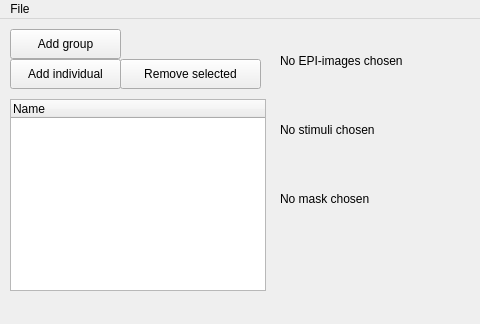
Before: the Qt Designer form src/ui/mainwindow.ui in pfechd/jabe, drawn with Qt 5; both pictures show x 0 to 480 and y 0 to 324 of the 722 by 324 pixel window.
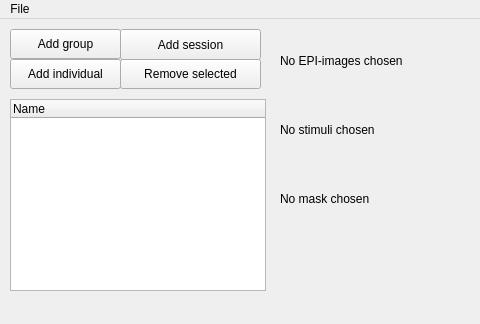
After: the same form once the commit is applied.

Commit message: Move relevant code into session

Patch:
```diff
--- a/src/ui/mainwindow.ui
+++ b/src/ui/mainwindow.ui
@@ -152,6 +152,19 @@
      </property>
     </column>
    </widget>
+   <widget class="QPushButton" name="add_session_button">
+    <property name="geometry">
+     <rect>
+      <x>120</x>
+      <y>10</y>
+      <width>141</width>
+      <height>31</height>
+     </rect>
+    </property>
+    <property name="text">
+     <string>Add session</string>
+    </property>
+   </widget>
   </widget>
   <widget class="QMenuBar" name="menubar">
    <property name="geometry">
```
Left out of the diff: 2 changed lines with no effect on the pictures. The commit also changes 5 other files.
